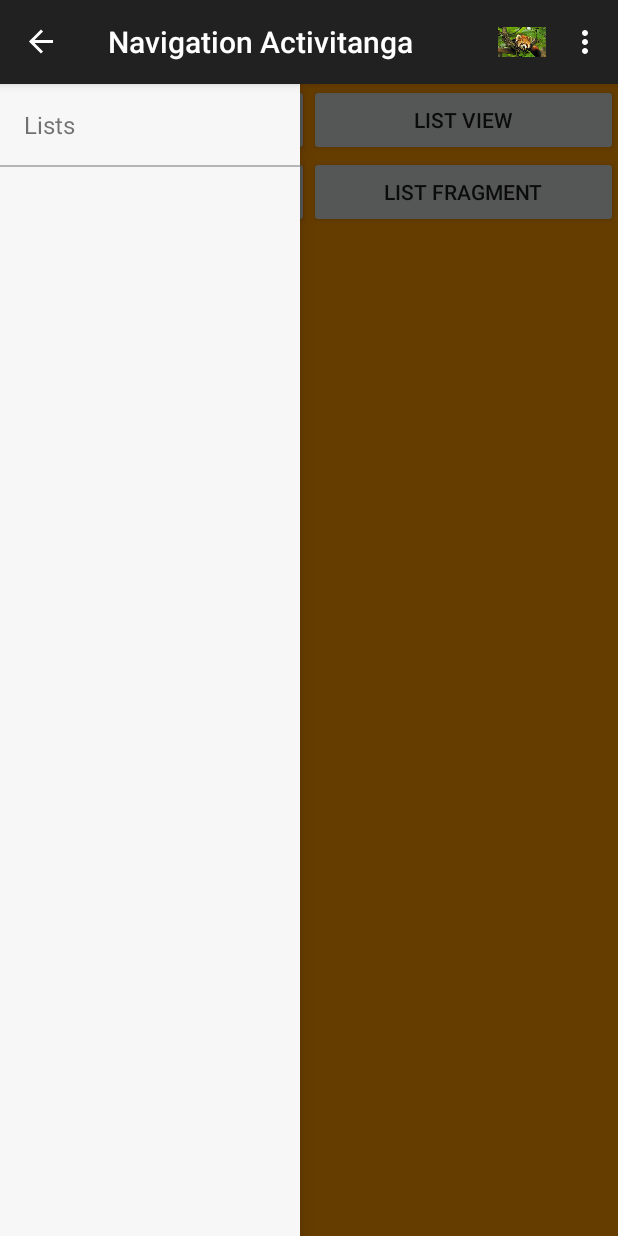
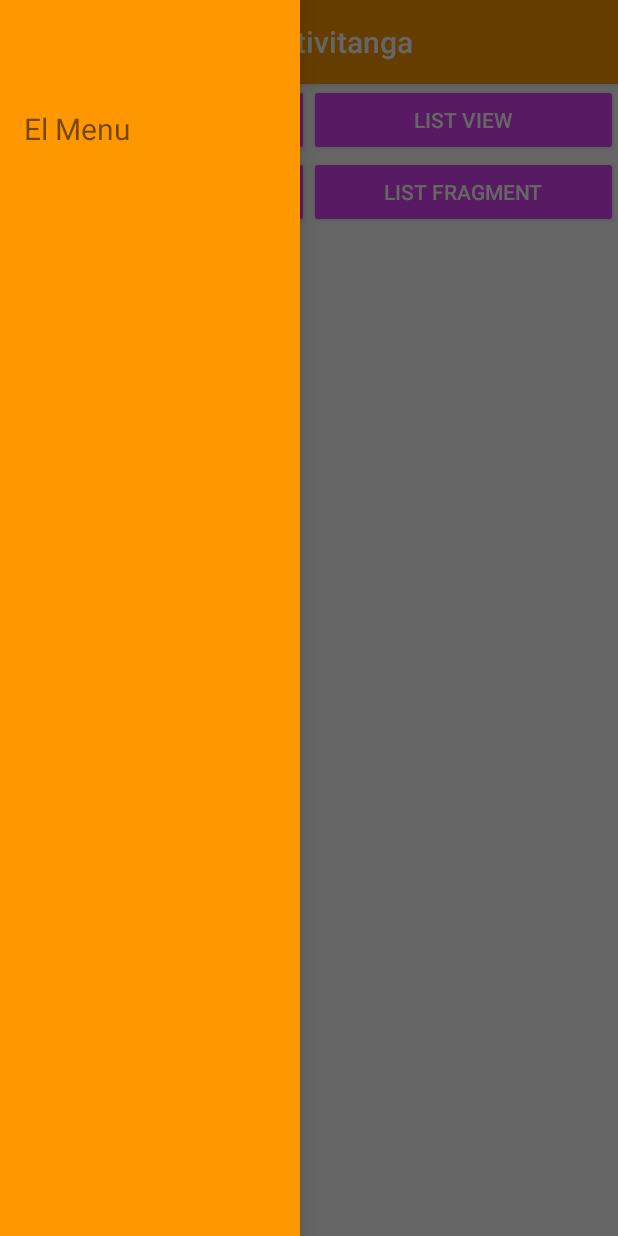
Before and after one commit to willjgriff/RecyclerViewTestRepo, an Android app: the screen it shows after launch (NavigationActivity), with the side drawer open, on a phone screen of 412 x 824 dp. Run offline under Robolectric (Android 15) with nearby library versions, the phone set to English and light mode, and no system bars.

Commit message:
With previous commit.

```diff
--- a/playground/app/src/main/AndroidManifest.xml
+++ b/playground/app/src/main/AndroidManifest.xml
@@ -11,7 +11,8 @@
         <activity
             android:name="navigation.NavigationActivity"
             android:label="Navigation Activitanga"
-            android:launchMode="singleTop">
+            android:launchMode="singleTop"
+            android:theme="@style/Theme.Playground.Navigation">
             <intent-filter>
                 <action android:name="android.intent.action.MAIN" />
 
--- a/playground/app/src/main/java/com/example/will/Playground/Utils/UiUtils.java
+++ b/playground/app/src/main/java/com/example/will/Playground/Utils/UiUtils.java
@@ -1,7 +1,17 @@
 package com.example.will.Playground.Utils;
+
+import android.content.Context;
+import android.content.res.Resources;
+import android.util.DisplayMetrics;
 
 /**
  * Created by Will on 09/03/2016.
  */
 public class UiUtils {
+
+    public static float convertDpToPixel(float dp, Context context) {
+        Resources resources = context.getResources();
+        DisplayMetrics metrics = resources.getDisplayMetrics();
+        return dp * (metrics.densityDpi / 160f);
+    }
 }
--- a/playground/app/src/main/res/values/colors.xml
+++ b/playground/app/src/main/res/values/colors.xml
@@ -1,14 +1,15 @@
 <?xml version="1.0" encoding="utf-8"?>
 <resources>
     <color name="primary_dark">#F57C00</color>
-    <color name="primary">#FF9800</color>
-    <color name="primary_light">#FFE0B2</color>
-    <color name="accent">#E040FB</color>
+    <color name="primary">#ff9800</color>
+    <color name="primary_light">#ffe0b2</color>
+    <color name="accent">#e040fb</color>
 
     <color name="primary_text">#212121</color>
     <color name="secondary_text">#727272</color>
+    <color name="lite_text">#FFFFFF</color>
     <color name="icons">#727272</color>
     <color name="divider">#B6B6B6</color>
 
-    <color name="background">#f7f7f7</color>
+    <color name="background">#ffffff</color>
 </resources>
--- a/playground/app/src/main/res/values/strings.xml
+++ b/playground/app/src/main/res/values/strings.xml
@@ -10,6 +10,7 @@
     <!--Navigation drawer-->
     <string name="drawer_open">Open navigation drawer</string>
     <string name="drawer_close">Close navigation drawer</string>
+    <string name="adapter_navigation_header_text">El Menu</string>
 
     <!--Lists-->
     <string name="activity_main_change_fragment_recycler_view_button">Recylcer View</string>
--- a/playground/app/src/main/res/values/styles.xml
+++ b/playground/app/src/main/res/values/styles.xml
@@ -1,20 +1,43 @@
 <resources>
 
     <!-- Base application theme. -->
-    <style name="Theme.Playground.Base" parent="Theme.AppCompat.Light.DarkActionBar">
+    <style name="Theme.Playground" parent="Theme.AppCompat.Light.NoActionBar">
         <!--Maybe needed to prevent getSupportActionBar() returning null...-->
         <item name="android:windowActionBar">true</item>
+
+        <item name="colorPrimaryDark">@color/primary_dark</item>
+        <item name="colorAccent">@color/accent</item>
+        <item name="colorPrimary">@color/primary</item>
+
+        <item name="android:text">sty</item>
     </style>
 
-    <style name="Theme.Playground" parent="Theme.Playground.Base">
+    <style name="Theme.Playground.Navigation" parent="Theme.Playground">
     </style>
 
-    <style name="Theme.Playground.ListsActivity.Base" parent="Theme.Playground">
-
+    <style name="FragmentTheme" parent="Theme.Playground">
+        <item name="android:background">@color/background</item>
     </style>
 
-    <style name="Theme.Playground.ListsActivity" parent="Theme.Playground.ListsActivity.Base">
+    <style name="Toolbar" parent="ThemeOverlay.AppCompat.Dark.ActionBar">
+        <item name="android:textColor">@color/primary_text</item>
+        <item name="android:background">@color/primary</item>
+    </style>
 
+    <style name="Text">
+    </style>
+
+    <style name="Text.Title">
+        <item name="android:textSize">@dimen/title</item>
+    </style>
+
+    <style name="ButtonStyle" parent="Widget.AppCompat.Button">
+        <item name="android:textAllCaps">true</item>
+        <item name="android:textColor">@color/lite_text</item>
+        <item name="android:textSize">@dimen/button</item>
+        <item name="android:paddingLeft">@dimen/xsmall</item>
+        <item name="android:paddingRight">@dimen/xsmall</item>
+        <item name="colorButtonNormal">@color/accent</item>
     </style>
 
 </resources>
--- a/playground/lists/src/main/res/layout/fragment_lists.xml
+++ b/playground/lists/src/main/res/layout/fragment_lists.xml
@@ -1,9 +1,9 @@
 <LinearLayout xmlns:android="http://schemas.android.com/apk/res/android"
-    xmlns:tools="http://schemas.android.com/tools"
+    xmlns:app="http://schemas.android.com/apk/res-auto"
+    app:theme="@style/FragmentTheme"
     android:layout_width="match_parent"
     android:layout_height="match_parent"
-    android:orientation="vertical"
-    tools:context=".MainActivity">
+    android:orientation="vertical">
 
     <LinearLayout
         android:layout_width="match_parent"
@@ -11,6 +11,7 @@
         android:orientation="horizontal">
 
         <Button
+            android:theme="@style/ButtonStyle"
             android:id="@+id/activity_main_change_fragment_recycler_view_button"
             android:layout_width="0dp"
             android:layout_height="match_parent"
@@ -18,6 +19,7 @@
             android:text="@string/activity_main_change_fragment_recycler_view_button" />
 
         <Button
+            android:theme="@style/ButtonStyle"
             android:id="@+id/activity_main_change_fragment_list_view_button"
             android:layout_width="0dp"
             android:layout_height="match_parent"
@@ -31,6 +33,7 @@
         android:orientation="horizontal">
 
         <Button
+            android:theme="@style/ButtonStyle"
             android:id="@+id/activity_main_change_fragment_dialog_grid_view_button"
             android:layout_width="0dp"
             android:layout_height="match_parent"
@@ -38,6 +41,7 @@
             android:text="@string/activity_main_change_fragment_dialog_grid_view_button"/>
 
         <Button
+            android:theme="@style/ButtonStyle"
             android:id="@+id/activity_main_change_fragment_list_fragment_button"
             android:layout_width="0dp"
             android:layout_height="match_parent"
--- a/playground/navigation/src/main/java/navigation/NavigationActivity.java
+++ b/playground/navigation/src/main/java/navigation/NavigationActivity.java
@@ -1,23 +1,24 @@
 package navigation;
 
-import android.content.Intent;
 import android.content.res.Configuration;
 import android.os.Bundle;
 import android.support.annotation.StringRes;
 import android.support.v4.app.Fragment;
 import android.support.v4.app.FragmentManager;
 import android.support.v4.app.FragmentTransaction;
+import android.support.v4.view.ViewCompat;
 import android.support.v4.widget.DrawerLayout;
 import android.support.v7.app.ActionBarDrawerToggle;
 import android.support.v7.app.AppCompatActivity;
 import android.support.v7.widget.LinearLayoutManager;
 import android.support.v7.widget.RecyclerView;
-import android.view.Menu;
+import android.support.v7.widget.Toolbar;
 import android.view.MenuItem;
 import android.view.View;
 
 import com.example.will.Playground.OtherFragment;
 import com.example.will.Playground.R;
+import com.example.will.Playground.Utils.UiUtils;
 
 import java.util.ArrayList;
 import java.util.List;
@@ -67,6 +68,9 @@ public class NavigationActivity extends AppCompatActivity {
         NavigationRecyclerViewAdapter adapter = new NavigationRecyclerViewAdapter(mNavEntries);
         mNavigationList.setAdapter(adapter);
 
+        Toolbar toolbar = (Toolbar) findViewById(R.id.activity_navigation_toolbar);
+        ViewCompat.setElevation(toolbar, UiUtils.convertDpToPixel(4, this));
+        setSupportActionBar(toolbar);
         getSupportActionBar().setDisplayHomeAsUpEnabled(true);
         getSupportActionBar().setHomeButtonEnabled(true);
 
@@ -91,23 +95,7 @@ public class NavigationActivity extends AppCompatActivity {
     }
 
     @Override
-    public boolean onCreateOptionsMenu(Menu menu) {
-        getMenuInflater().inflate(R.menu.menu_main, menu);
-        return true;
-    }
-
-    @Override
     public boolean onOptionsItemSelected(MenuItem item) {
-        switch (item.getItemId()) {
-            case R.id.action_main_activity:
-                replaceFragment(new ListsFragment(), getString(R.string.action_list_activity), Tag.LISTS);
-                break;
-            case R.id.action_navigation_activity:
-                startActivity(new Intent(this, NavigationActivity.class));
-                break;
-            default:
-                break;
-        }
         return super.onOptionsItemSelected(item) || mNavigationToggle.onOptionsItemSelected(item);
     }
 
--- a/playground/navigation/src/main/java/navigation/NavigationRecyclerViewAdapter.java
+++ b/playground/navigation/src/main/java/navigation/NavigationRecyclerViewAdapter.java
@@ -14,7 +14,11 @@ import java.util.List;
 /**
  * Created by Will on 21/02/2016.
  */
-public class NavigationRecyclerViewAdapter extends RecyclerView.Adapter<NavigationRecyclerViewAdapter.NavRecyclerViewHolder> {
+public class NavigationRecyclerViewAdapter extends RecyclerView.Adapter<RecyclerView.ViewHolder> {
+    enum ItemType {
+        ITEM,
+        HEADER
+    }
 
     List<NavigationEntry> mNavEntries;
 
@@ -23,19 +27,56 @@ public class NavigationRecyclerViewAdapter extends RecyclerView.Adapter<Navigati
     }
 
     @Override
-    public NavRecyclerViewHolder onCreateViewHolder(ViewGroup parent, int viewType) {
-        View navEntry = LayoutInflater.from(parent.getContext()).inflate(R.layout.adapter_navigation_item, parent, false);
-        return new NavRecyclerViewHolder(navEntry);
+    public RecyclerView.ViewHolder onCreateViewHolder(ViewGroup parent, int viewType) {
+        LayoutInflater layoutInflater = LayoutInflater.from(parent.getContext());
+        RecyclerView.ViewHolder viewHolder = null;
+
+        if (viewType == ItemType.HEADER.ordinal()) {
+            View header = layoutInflater.inflate(R.layout.adapter_navigation_header, parent, false);
+            viewHolder = new NavHeaderViewHolder(header);
+        } else if (viewType == ItemType.ITEM.ordinal()) {
+            View navEntry = LayoutInflater.from(parent.getContext()).inflate(R.layout.adapter_navigation_item, parent, false);
+            viewHolder = new NavRecyclerViewHolder(navEntry);
+        }
+
+        return viewHolder;
     }
 
     @Override
-    public void onBindViewHolder(NavRecyclerViewHolder holder, int position) {
-        holder.bindView(mNavEntries.get(position).getNavigationTitle(), mNavEntries.get(position).getNavigationClickListener());
+    public void onBindViewHolder(RecyclerView.ViewHolder holder, int position) {
+        if (holder instanceof NavHeaderViewHolder) {
+
+        } else if (holder instanceof NavRecyclerViewHolder) {
+            ((NavRecyclerViewHolder) holder).bindView(getItem(position).getNavigationTitle(), getItem(position).getNavigationClickListener());
+        }
+    }
+
+    @Override
+    public int getItemViewType(int position) {
+        int itemType = ItemType.ITEM.ordinal();
+        if (isPositionHeader(position)) {
+            itemType = ItemType.HEADER.ordinal();
+        }
+        return itemType;
+    }
+
+    private boolean isPositionHeader(int position) {
+        return position == 0;
     }
 
     @Override
     public int getItemCount() {
-        return mNavEntries.size();
+        return mNavEntries.size() + 1;
+    }
+
+    private NavigationEntry getItem(int position) {
+        return mNavEntries.get(position - 1);
+    }
+
+    public static class NavHeaderViewHolder extends RecyclerView.ViewHolder {
+        public NavHeaderViewHolder(View itemView) {
+            super(itemView);
+        }
     }
 
     public static class NavRecyclerViewHolder extends RecyclerView.ViewHolder {
--- a/playground/navigation/src/main/res/layout/activity_navigation.xml
+++ b/playground/navigation/src/main/res/layout/activity_navigation.xml
@@ -1,16 +1,26 @@
 <?xml version="1.0" encoding="utf-8"?>
-<android.support.v4.widget.DrawerLayout
-    xmlns:android="http://schemas.android.com/apk/res/android"
+<android.support.v4.widget.DrawerLayout xmlns:android="http://schemas.android.com/apk/res/android"
     android:id="@+id/activity_navigation_drawer"
     android:layout_width="match_parent"
     android:layout_height="match_parent"
     android:orientation="vertical">
 
-    <FrameLayout
-        android:id="@+id/activity_navigation_fragment_holder"
+    <LinearLayout
         android:layout_width="match_parent"
         android:layout_height="match_parent"
-        android:background="@color/primary" />
+        android:orientation="vertical">
+
+        <include
+            layout="@layout/toolbar"
+            android:id="@+id/activity_navigation_toolbar"
+            android:layout_width="match_parent"
+            android:layout_height="wrap_content" />
+
+        <FrameLayout
+            android:id="@+id/activity_navigation_fragment_holder"
+            android:layout_width="match_parent"
+            android:layout_height="match_parent" />
+    </LinearLayout>
 
     <android.support.v7.widget.RecyclerView
         android:id="@+id/activity_navigation_view"
--- a/playground/navigation/src/main/res/layout/adapter_navigation_header.xml
+++ b/playground/navigation/src/main/res/layout/adapter_navigation_header.xml
@@ -1,6 +1,17 @@
 <?xml version="1.0" encoding="utf-8"?>
 <LinearLayout xmlns:android="http://schemas.android.com/apk/res/android"
-    android:orientation="vertical" android:layout_width="match_parent"
-    android:layout_height="match_parent">
+    xmlns:app="http://schemas.android.com/apk/res-auto"
+    android:orientation="vertical"
+    android:layout_width="match_parent"
+    android:layout_height="match_parent"
+    android:padding="@dimen/xsmall"
+    android:background="@color/primary">
+
+    <TextView
+        android:theme="@style/Text.Title"
+        android:layout_width="wrap_content"
+        android:layout_height="wrap_content"
+        android:text="@string/adapter_navigation_header_text"
+        android:paddingTop="@dimen/large"/>
 
 </LinearLayout>
--- a/playground/navigation/src/main/res/layout/toolbar.xml
+++ b/playground/navigation/src/main/res/layout/toolbar.xml
@@ -2,11 +2,9 @@
 <android.support.v7.widget.Toolbar
     xmlns:android="http://schemas.android.com/apk/res/android"
     xmlns:app="http://schemas.android.com/apk/res-auto"
-    android:id="@+id/toolbar"
     android:layout_height="wrap_content"
     android:layout_width="match_parent"
     android:fitsSystemWindows="true"
     android:minHeight="?attr/actionBarSize"
-    app:theme="@style/ThemeOverlay.AppCompat.Dark.ActionBar"
-    android:background="?attr/colorPrimaryDark">
+    android:theme="@style/Toolbar">
 </android.support.v7.widget.Toolbar>
--- a/playground/tabs/src/main/res/layout/fragment_tab_layout.xml
+++ b/playground/tabs/src/main/res/layout/fragment_tab_layout.xml
@@ -1,5 +1,6 @@
 <?xml version="1.0" encoding="utf-8"?>
 <LinearLayout xmlns:android="http://schemas.android.com/apk/res/android"
+    xmlns:app="http://schemas.android.com/apk/res-auto"
     android:layout_width="match_parent"
     android:layout_height="match_parent"
     android:orientation="vertical">
--- a/playground/tabs/src/main/res/layout/fragment_tab_layout_page.xml
+++ b/playground/tabs/src/main/res/layout/fragment_tab_layout_page.xml
@@ -1,7 +1,10 @@
 <?xml version="1.0" encoding="utf-8"?>
 <LinearLayout xmlns:android="http://schemas.android.com/apk/res/android"
-    android:orientation="vertical" android:layout_width="match_parent"
-    android:layout_height="match_parent">
+    xmlns:app="http://schemas.android.com/apk/res-auto"
+    app:theme="@style/FragmentTheme"
+    android:layout_width="match_parent"
+    android:layout_height="match_parent"
+    android:orientation="vertical">
 
     <TextView
         android:id="@+id/fragment_tab_layout_page_text"
```
